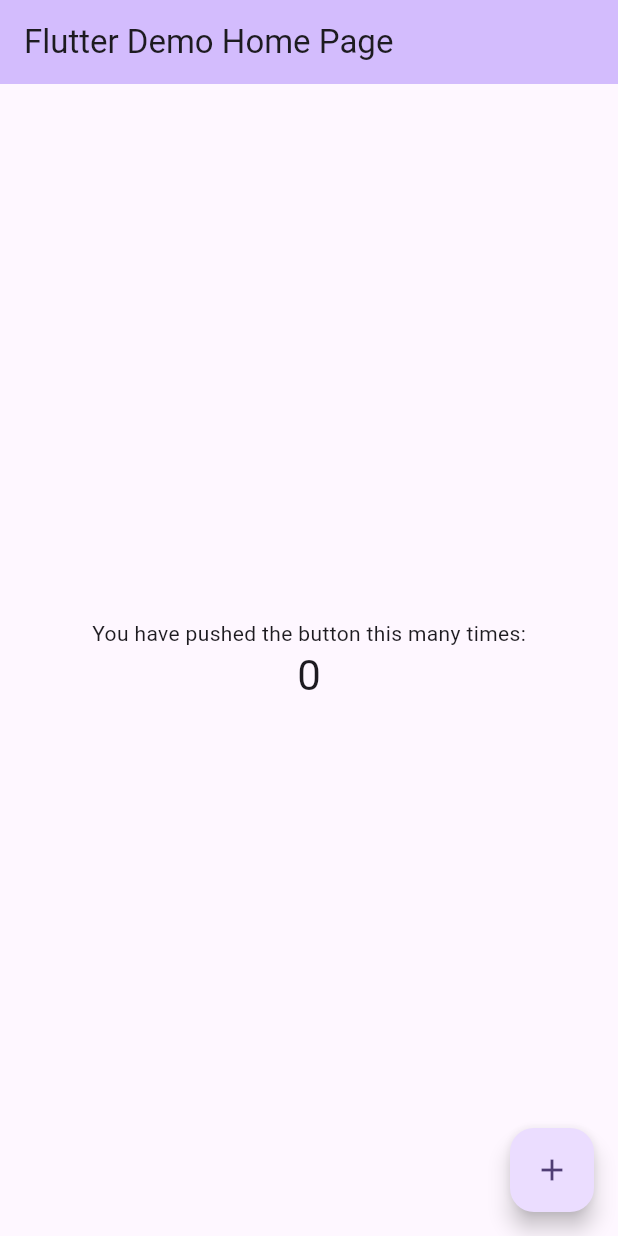
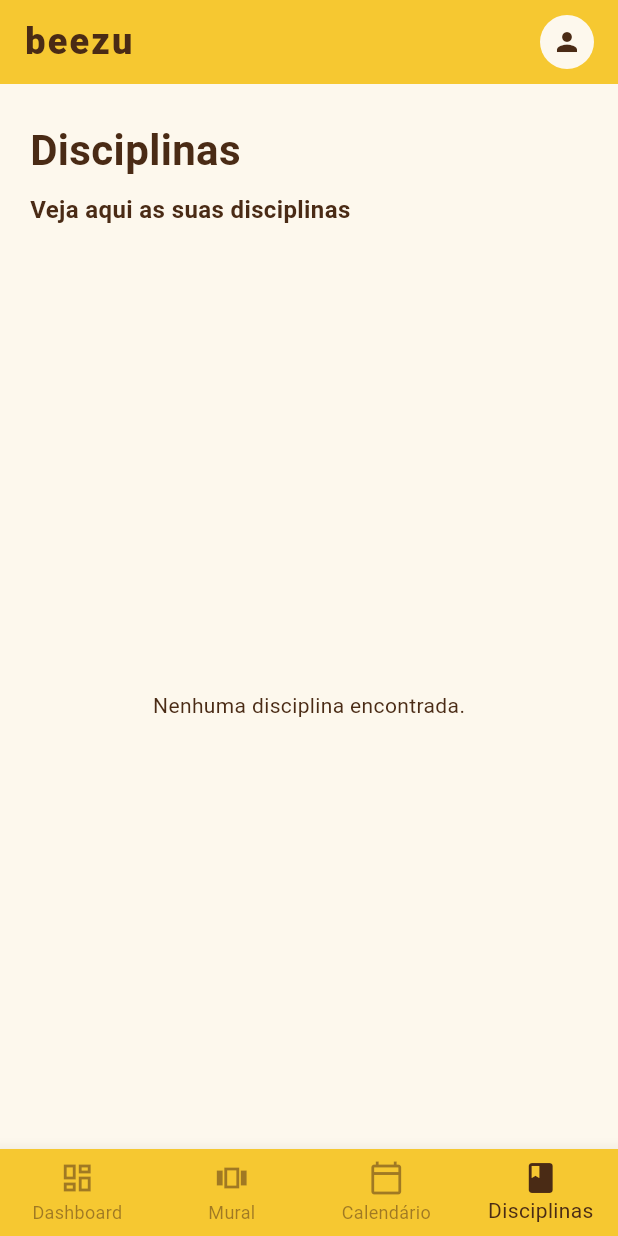
Before and after one commit to Arth1Droid/beezu-mobile, a Flutter app: the screen it shows after launch, on a phone screen of 412 x 824 dp. Run offline on Flutter 3.47's test engine with Material 3 defaults, Android fonts, the phone set to English and light mode, and no system bars; our stand-ins replace supabase_flutter; accounts and stored records are empty.

Commit message:
feat(beezu_app): finaliza tela basica de disciplinas com supabase

```diff
--- /dev/null
+++ b/beezu_app/lib/disciplinas_page.dart
@@ -0,0 +1,165 @@
+import 'package:flutter/material.dart';
+import 'widgets/disciplina_card.dart';
+import 'disciplinas_service.dart';
+
+class Disciplina {
+  final String id;
+  final String nome;
+  final String semestre;
+  final String professor;
+
+  Disciplina({
+    required this.id,
+    required this.nome,
+    required this.semestre,
+    required this.professor,
+  });
+}
+
+class DisciplinasPage extends StatefulWidget {
+  const DisciplinasPage({Key? key}) : super(key: key);
+
+  @override
+  State<DisciplinasPage> createState() => _DisciplinasPageState();
+}
+
+class _DisciplinasPageState extends State<DisciplinasPage> {
+  final DisciplinasService _disciplinasService = DisciplinasService();
+
+  List<Disciplina> _disciplinas = [];
+  bool _isLoading = true;
+  String? _errorMessage;
+
+  static const Color bgCream = Color(0xFFFDF8ED);
+  static const Color brownText = Color(0xFF4A2B15);
+  static const Color yellowBeezu = Color(0xFFF6C831);
+
+  @override
+  void initState() {
+    super.initState();
+    _carregarDadosReais();
+  }
+
+  Future<void> _carregarDadosReais() async {
+    try {
+      final dados = await _disciplinasService.fetchDisciplinasDoBanco();
+
+      setState(() {
+        _disciplinas = dados.map((item) => Disciplina(
+          id: item['id']?.toString() ?? '',
+          nome: item['nome'] ?? 'Sem nome',
+          semestre: item['semestre'] ?? '',
+          professor: item['professor'] ?? 'Sem professor',
+        )).toList();
+        _isLoading = false;
+      });
+    } catch (e) {
+      setState(() {
+        _errorMessage = 'Não foi possível carregar as disciplinas.';
+        _isLoading = false;
+      });
+    }
+  }
+
+  @override
+  Widget build(BuildContext context) {
+    return Scaffold(
+      backgroundColor: bgCream,
+      appBar: AppBar(
+        backgroundColor: yellowBeezu,
+        elevation: 0,
+        title: const Text(
+          'beezu',
+          style: TextStyle(
+            color: brownText,
+            fontWeight: FontWeight.w800,
+            fontSize: 24,
+            letterSpacing: 1.5,
+          ),
+        ),
+        actions: [
+          Padding(
+            padding: const EdgeInsets.only(right: 16.0),
+            child: CircleAvatar(
+              backgroundColor: bgCream,
+              radius: 18,
+              child: const Icon(Icons.person, color: brownText, size: 20),
+            ),
+          )
+        ],
+      ),
+      body: Padding(
+        padding: const EdgeInsets.symmetric(horizontal: 20.0),
+        child: Column(
+          crossAxisAlignment: CrossAxisAlignment.start,
+          children: [
+            const SizedBox(height: 24),
+            const Text(
+              'Disciplinas',
+              style: TextStyle(fontSize: 28, fontWeight: FontWeight.bold, color: brownText)
+            ),
+            const SizedBox(height: 8),
+            const Text(
+              'Veja aqui as suas disciplinas',
+              style: TextStyle(fontSize: 16, fontWeight: FontWeight.w600, color: brownText)
+            ),
+            const SizedBox(height: 24),
+            Expanded(
+              child: _buildConteudo(),
+            ),
+          ],
+        ),
+      ),
+      bottomNavigationBar: BottomNavigationBar(
+        currentIndex: 3,
+        selectedItemColor: brownText,
+        unselectedItemColor: brownText.withOpacity(0.5),
+        showUnselectedLabels: true,
+        type: BottomNavigationBarType.fixed,
+        backgroundColor: yellowBeezu,
+        elevation: 10,
+        items: const [
+          BottomNavigationBarItem(icon: Icon(Icons.dashboard_outlined), label: 'Dashboard'),
+          BottomNavigationBarItem(icon: Icon(Icons.view_carousel_outlined), label: 'Mural'),
+          BottomNavigationBarItem(icon: Icon(Icons.calendar_today_outlined), label: 'Calendário'),
+          BottomNavigationBarItem(icon: Icon(Icons.book), label: 'Disciplinas'),
+        ],
+      ),
+    );
+  }
+
+  Widget _buildConteudo() {
+    if (_isLoading) {
+      return const Center(child: CircularProgressIndicator(color: yellowBeezu));
+    }
+
+    if (_errorMessage != null) {
+      return Center(child: Text(_errorMessage!, style: const TextStyle(color: Colors.red)));
+    }
+
+    if (_disciplinas.isEmpty) {
+      return const Center(
+        child: Text('Nenhuma disciplina encontrada.', style: TextStyle(color: brownText))
+      );
+    }
+
+    return ListView.builder(
+      physics: const BouncingScrollPhysics(),
+      itemCount: _disciplinas.length,
+      itemBuilder: (context, index) {
+        final disciplina = _disciplinas[index];
+        return Padding(
+          padding: const EdgeInsets.only(bottom: 16.0),
+          child: DisciplinaCard(
+            nome: disciplina.nome,
+            semestre: disciplina.semestre,
+            professor: disciplina.professor,
+            onTap: () {
+              debugPrint('Acessando ID: ${disciplina.id}');
+            },
+          ),
+        );
+      },
+    );
+  }
+}
--- /dev/null
+++ b/beezu_app/lib/disciplinas_service.dart
@@ -0,0 +1,17 @@
+import 'package:supabase_flutter/supabase_flutter.dart';
+
+class DisciplinasService {
+  final SupabaseClient _supabase = Supabase.instance.client;
+
+  Future<List<Map<String, dynamic>>> fetchDisciplinasDoBanco() async {
+    try {
+      final response = await _supabase
+          .from('disciplinas')
+          .select('id, nome, semestre, professor');
+
+      return List<Map<String, dynamic>>.from(response);
+    } catch (e) {
+      throw Exception('Erro ao carregar disciplinas do Supabase: $e');
+    }
+  }
+}
--- a/beezu_app/lib/main.dart
+++ b/beezu_app/lib/main.dart
@@ -1,122 +1,27 @@
 import 'package:flutter/material.dart';
+import 'package:supabase_flutter/supabase_flutter.dart';
+import 'disciplinas_page.dart';
 
-void main() {
+void main() async {
+  WidgetsFlutterBinding.ensureInitialized();
+
+  await Supabase.initialize(
+    url: 'https://gxfmpvbmwmpeiabsjjaj.supabase.co',
+    anonKey: 'sb_publishable_iJgboQFVoqbLU-RT3YN1Vw_lK2suyEZ',
+  );
+
   runApp(const MyApp());
 }
 
 class MyApp extends StatelessWidget {
   const MyApp({super.key});
 
-  // This widget is the root of your application.
   @override
   Widget build(BuildContext context) {
-    return MaterialApp(
-      title: 'Flutter Demo',
-      theme: ThemeData(
-        // This is the theme of your application.
-        //
-        // TRY THIS: Try running your application with "flutter run". You'll see
-        // the application has a purple toolbar. Then, without quitting the app,
-        // try changing the seedColor in the colorScheme below to Colors.green
-        // and then invoke "hot reload" (save your changes or press the "hot
-        // reload" button in a Flutter-supported IDE, or press "r" if you used
-        // the command line to start the app).
-        //
-        // Notice that the counter didn't reset back to zero; the application
-        // state is not lost during the reload. To reset the state, use hot
-        // restart instead.
-        //
-        // This works for code too, not just values: Most code changes can be
-        // tested with just a hot reload.
-        colorScheme: ColorScheme.fromSeed(seedColor: Colors.deepPurple),
-      ),
-      home: const MyHomePage(title: 'Flutter Demo Home Page'),
+    return const MaterialApp(
+      debugShowCheckedModeBanner: false,
+      title: 'Beezu App',
+      home: DisciplinasPage(),
     );
   }
 }
-
-class MyHomePage extends StatefulWidget {
-  const MyHomePage({super.key, required this.title});
-
-  // This widget is the home page of your application. It is stateful, meaning
-  // that it has a State object (defined below) that contains fields that affect
-  // how it looks.
-
-  // This class is the configuration for the state. It holds the values (in this
-  // case the title) provided by the parent (in this case the App widget) and
-  // used by the build method of the State. Fields in a Widget subclass are
-  // always marked "final".
-
-  final String title;
-
-  @override
-  State<MyHomePage> createState() => _MyHomePageState();
-}
-
-class _MyHomePageState extends State<MyHomePage> {
-  int _counter = 0;
-
-  void _incrementCounter() {
-    setState(() {
-      // This call to setState tells the Flutter framework that something has
-      // changed in this State, which causes it to rerun the build method below
-      // so that the display can reflect the updated values. If we changed
-      // _counter without calling setState(), then the build method would not be
-      // called again, and so nothing would appear to happen.
-      _counter++;
-    });
-  }
-
-  @override
-  Widget build(BuildContext context) {
-    // This method is rerun every time setState is called, for instance as done
-    // by the _incrementCounter method above.
-    //
-    // The Flutter framework has been optimized to make rerunning build methods
-    // fast, so that you can just rebuild anything that needs updating rather
-    // than having to individually change instances of widgets.
-    return Scaffold(
-      appBar: AppBar(
-        // TRY THIS: Try changing the color here to a specific color (to
-        // Colors.amber, perhaps?) and trigger a hot reload to see the AppBar
-        // change color while the other colors stay the same.
-        backgroundColor: Theme.of(context).colorScheme.inversePrimary,
-        // Here we take the value from the MyHomePage object that was created by
-        // the App.build method, and use it to set our appbar title.
-        title: Text(widget.title),
-      ),
-      body: Center(
-        // Center is a layout widget. It takes a single child and positions it
-        // in the middle of the parent.
-        child: Column(
-          // Column is also a layout widget. It takes a list of children and
-          // arranges them vertically. By default, it sizes itself to fit its
-          // children horizontally, and tries to be as tall as its parent.
-          //
-          // Column has various properties to control how it sizes itself and
-          // how it positions its children. Here we use mainAxisAlignment to
-          // center the children vertically; the main axis here is the vertical
-          // axis because Columns are vertical (the cross axis would be
-          // horizontal).
-          //
-          // TRY THIS: Invoke "debug painting" (choose the "Toggle Debug Paint"
-          // action in the IDE, or press "p" in the console), to see the
-          // wireframe for each widget.
-          mainAxisAlignment: MainAxisAlignment.center,
-          children: <Widget>[
-            const Text('You have pushed the button this many times:'),
-            Text(
-              '$_counter',
-              style: Theme.of(context).textTheme.headlineMedium,
-            ),
-          ],
-        ),
-      ),
-      floatingActionButton: FloatingActionButton(
-        onPressed: _incrementCounter,
-        tooltip: 'Increment',
-        child: const Icon(Icons.add),
-      ), // This trailing comma makes auto-formatting nicer for build methods.
-    );
-  }
-}
--- a/beezu_app/pubspec.yaml
+++ b/beezu_app/pubspec.yaml
@@ -34,6 +34,7 @@ dependencies:
   # The following adds the Cupertino Icons font to your application.
   # Use with the CupertinoIcons class for iOS style icons.
   cupertino_icons: ^1.0.8
+  supabase_flutter: ^2.14.1
 
 dev_dependencies:
   flutter_test:
```
Also changed, not shown: beezu_app/lib/widgets/disciplina_card.dart (added, +109 -0 lines), beezu_app/pubspec.lock, 5 other files.
